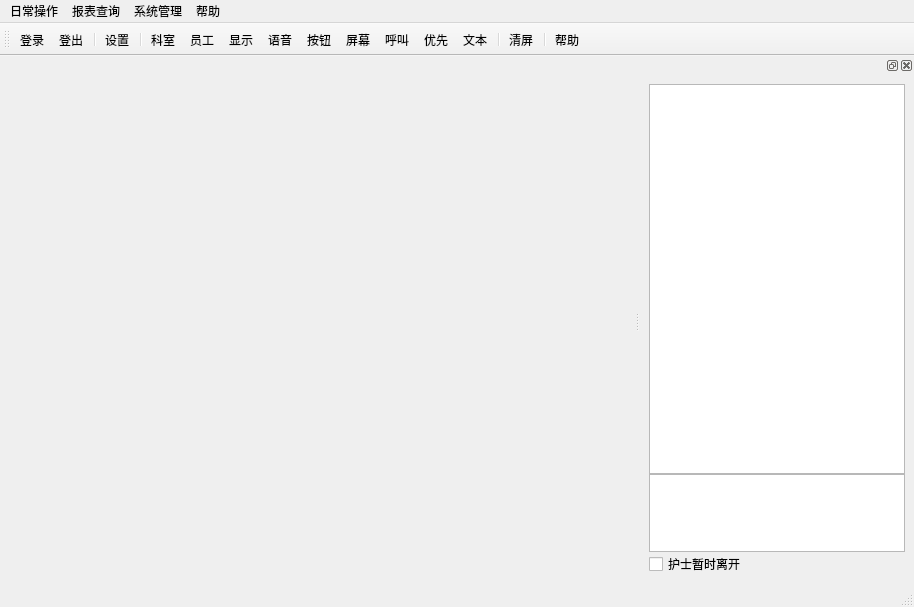
Old version of the form mainform.ui in the repository ganqiansheng/pdxt_exercise.
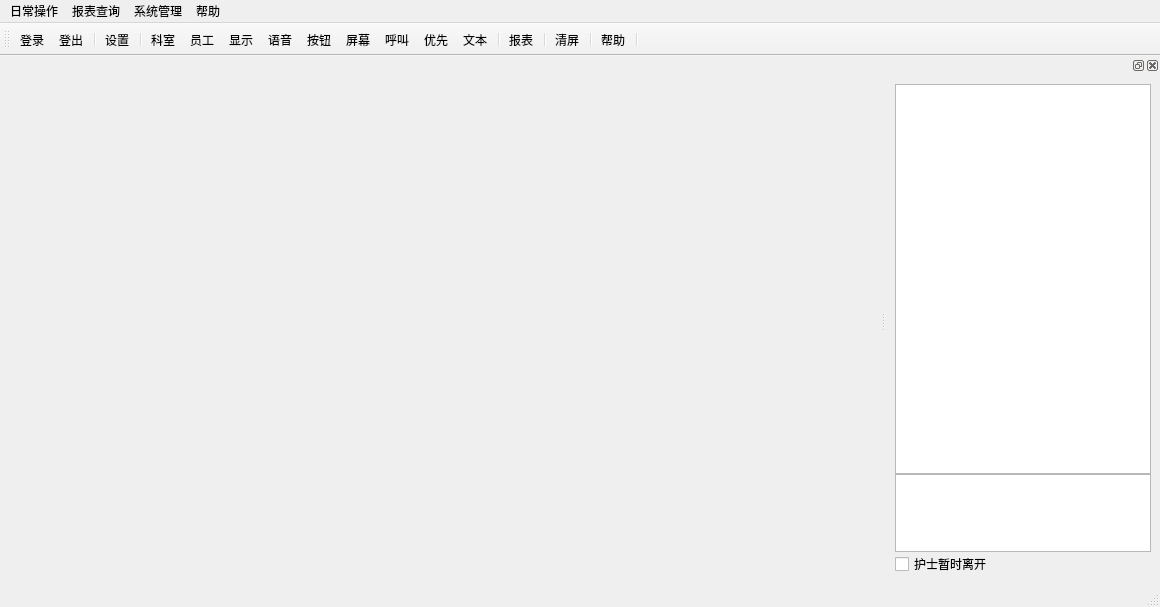
New version of the form. Icons and pictures are not drawn.

The edit to the form file:
```diff
--- a/mainform.ui
+++ b/mainform.ui
@@ -6,7 +6,7 @@
    <rect>
     <x>0</x>
     <y>0</y>
-    <width>914</width>
+    <width>1160</width>
     <height>607</height>
    </rect>
   </property>
@@ -35,7 +35,7 @@
     <rect>
      <x>0</x>
      <y>0</y>
-     <width>914</width>
+     <width>1160</width>
      <height>24</height>
     </rect>
    </property>
@@ -107,9 +107,12 @@
    <addaction name="action_priority_manage"/>
    <addaction name="action_text_manage"/>
    <addaction name="separator"/>
+   <addaction name="action_report"/>
+   <addaction name="separator"/>
    <addaction name="action_clear_screen"/>
    <addaction name="separator"/>
    <addaction name="action_help"/>
+   <addaction name="separator"/>
   </widget>
   <widget class="QDockWidget" name="dockWidget">
    <attribute name="dockWidgetArea">
@@ -305,6 +308,15 @@
     <string>帮助</string>
    </property>
   </action>
+  <action name="action_report">
+   <property name="icon">
+    <iconset resource="res.qrc">
+     <normaloff>:/icon/icon/file.ico</normaloff>:/icon/icon/file.ico</iconset>
+   </property>
+   <property name="text">
+    <string>报表</string>
+   </property>
+  </action>
  </widget>
  <resources>
   <include location="res.qrc"/>
```
